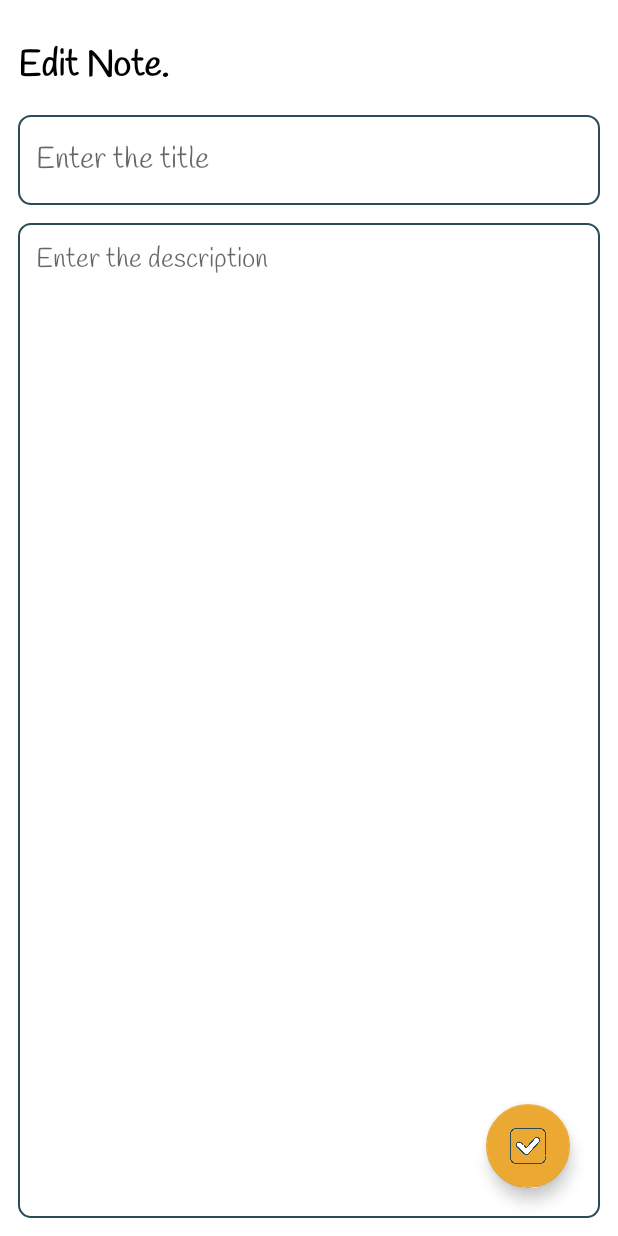
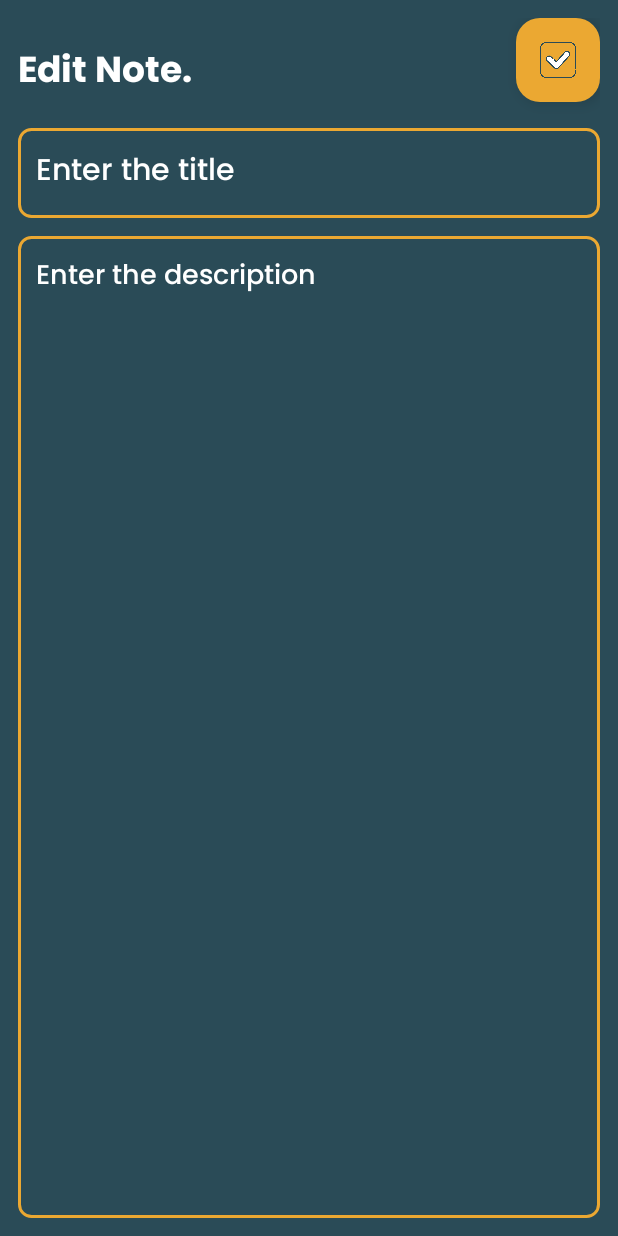
Before and after one commit to Pradi-Hub/QuickJot, an Android app: the layout fragment_edit_note.xml on its own in the app's theme, with its tools: preview values and no code run, on a phone screen of 412 x 824 dp. Run offline under Robolectric (Android 15) with nearby library versions, the phone set to English and light mode, and no system bars; Roboto replaces fonts that are not available here.

Commit message:
note colors changed*

```diff
--- a/app/src/main/res/drawable/green_border.xml
+++ b/app/src/main/res/drawable/orange_border.xml
@@ -2,8 +2,8 @@
 <shape xmlns:android="http://schemas.android.com/apk/res/android"
     android:shape="rectangle">
     <stroke
-        android:width="1dp"
-        android:color="@color/green"/>
+        android:width="2dp"
+        android:color="@color/orange"/>
     <corners
         android:radius="8dp"/>
 
--- /dev/null
+++ b/app/src/main/res/font/poppins_bold.xml
@@ -0,0 +1,7 @@
+<?xml version="1.0" encoding="utf-8"?>
+<font-family xmlns:app="http://schemas.android.com/apk/res-auto"
+        app:fontProviderAuthority="com.google.android.gms.fonts"
+        app:fontProviderPackage="com.google.android.gms"
+        app:fontProviderQuery="name=Poppins&amp;weight=700"
+        app:fontProviderCerts="@array/com_google_android_gms_fonts_certs">
+</font-family>
--- /dev/null
+++ b/app/src/main/res/font/poppins_medium.xml
@@ -0,0 +1,7 @@
+<?xml version="1.0" encoding="utf-8"?>
+<font-family xmlns:app="http://schemas.android.com/apk/res-auto"
+        app:fontProviderAuthority="com.google.android.gms.fonts"
+        app:fontProviderPackage="com.google.android.gms"
+        app:fontProviderQuery="name=Poppins&amp;weight=500"
+        app:fontProviderCerts="@array/com_google_android_gms_fonts_certs">
+</font-family>
--- a/app/src/main/res/layout/activity_main.xml
+++ b/app/src/main/res/layout/activity_main.xml
@@ -18,6 +18,7 @@
             android:layout_marginTop="1dp"
             android:layout_marginEnd="1dp"
             android:layout_marginBottom="1dp"
+            android:background="@color/green"
             app:defaultNavHost="true"
             app:layout_constraintBottom_toBottomOf="parent"
             app:layout_constraintEnd_toEndOf="parent"
--- a/app/src/main/res/layout/fragment_edit_note.xml
+++ b/app/src/main/res/layout/fragment_edit_note.xml
@@ -9,7 +9,8 @@
         android:layout_height="match_parent"
         android:orientation="vertical"
         android:padding="12dp"
-        tools:context=".UpdateNoteFragment">
+        tools:context=".UpdateNoteFragment"
+        android:background="@color/green">
 
         <TextView
             android:id="@+id/editNoteHeading"
@@ -17,24 +18,26 @@
             android:layout_height="wrap_content"
             android:layout_alignParentTop="true"
             android:layout_marginTop="16dp"
-            android:fontFamily="@font/handlee"
+            android:fontFamily="@font/poppins_bold"
             android:text="Edit Note."
-            android:textStyle="bold"
-            android:textColor="@color/black"
-            android:textSize="24sp" />
+            android:textColor="@color/white"
+            android:textSize="24sp"
+            android:textStyle="bold" />
 
         <EditText
             android:id="@+id/editNoteTitle"
             android:layout_width="match_parent"
             android:layout_height="60dp"
             android:hint="Enter the title"
+            android:textColorHint="@color/white"
             android:padding="12dp"
             android:textSize="20sp"
+            android:textColor="@color/white"
             android:layout_below="@id/editNoteHeading"
-            android:background="@drawable/green_border"
+            android:background="@drawable/orange_border"
             android:layout_marginTop="16dp"
             android:maxLines="1"
-            android:fontFamily="@font/handlee"/>
+            android:fontFamily="@font/poppins_medium"/>
 
         <EditText
             android:id="@+id/editNoteDesc"
@@ -42,10 +45,12 @@
             android:layout_height="match_parent"
             android:hint="Enter the description"
             android:gravity="top"
+            android:textColor="@color/white"
+            android:textColorHint="@color/white"
             android:padding="12dp"
             android:textSize="18sp"
-            android:fontFamily="@font/handlee"
-            android:background="@drawable/green_border"
+            android:fontFamily="@font/poppins_medium"
+            android:background="@drawable/orange_border"
             android:layout_below="@id/editNoteTitle"
             android:layout_marginTop="12dp" />
 
@@ -53,15 +58,14 @@
             android:id="@+id/editNoteFab"
             android:layout_width="wrap_content"
             android:layout_height="wrap_content"
-            android:layout_marginEnd="20dp"
-            android:layout_marginBottom="20dp"
+            android:layout_alignParentTop="true"
+            android:layout_alignParentEnd="true"
+            android:layout_marginStart="20dp"
+            android:backgroundTint="@color/orange"
             android:clickable="true"
-            android:backgroundTint="@color/orange"
-            android:tintMode="@color/white"
+            android:contentDescription="editFab"
             android:src="@drawable/done"
-            android:layout_alignParentBottom="true"
-            android:layout_alignParentEnd="true"
-            android:contentDescription="editFab" />
+            android:tintMode="@color/white" />
 
     </RelativeLayout>
 </layout>
--- a/app/src/main/res/menu/add_note_menu.xml
+++ b/app/src/main/res/menu/add_note_menu.xml
@@ -1,4 +1,3 @@
-<?xml version="1.0" encoding="utf-8"?>
 <?xml version="1.0" encoding="utf-8"?>
 <menu xmlns:android="http://schemas.android.com/apk/res/android"
     xmlns:app="http://schemas.android.com/apk/res-auto">
--- a/app/src/main/res/values/preloaded_fonts.xml
+++ b/app/src/main/res/values/preloaded_fonts.xml
@@ -2,6 +2,8 @@
 <resources>
     <array name="preloaded_fonts" translatable="false">
         <item>@font/annie_use_your_telescope</item>
+        <item>@font/poppins_bold</item>
+        <item>@font/poppins_medium</item>
         <item>@font/poppins_thin</item>
     </array>
 </resources>
--- a/app/src/main/res/values/themes.xml
+++ b/app/src/main/res/values/themes.xml
@@ -1,6 +1,6 @@
 <resources xmlns:tools="http://schemas.android.com/tools">
     <!-- Base application theme. -->
-    <style name="Base.Theme.QuickJot" parent="Theme.MaterialComponents.DayNight.DarkActionBar">
+    <style name="Base.Theme.QuickJot" parent="Theme.Material3.Light.NoActionBar">
         <!-- Primary brand color. -->
         <item name="colorPrimary">@color/green</item>
         <item name="colorPrimaryVariant">@color/orange</item>
```
Also changed, not shown: app/src/main/java/com/example/quickjot/adapter/NoteAdapter.kt (+22 -0 lines), app/src/main/res/layout/fragment_add_note.xml (+12 -7 lines), app/src/main/res/layout/note_layout.xml (+12 -8 lines), app/src/main/res/drawable/quickjot.png (added).
